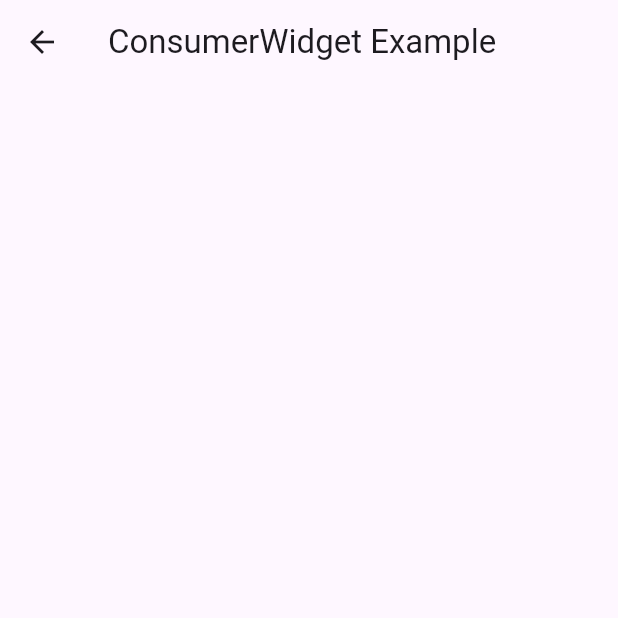
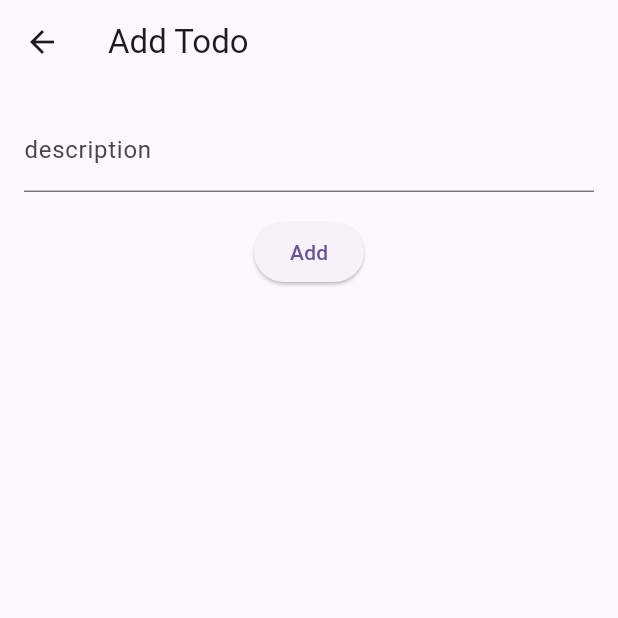
Before and after one commit to Arafatilla/Legacy_todo_app, a Flutter app: the AddTodoPage screen opened directly, on a phone screen of 412 x 824 dp, the top half of it. Run offline on Flutter 3.47's test engine with Material 3 defaults, Android fonts, the phone set to English and light mode, and no system bars; our stand-ins replace flutter_riverpod, riverpod_annotation, shared_preferences; accounts and stored records are empty; generated files the repository leaves out were written again.

Commit message:
- Added the add to do UI

```diff
--- a/lib/pages/add_todo_page.dart
+++ b/lib/pages/add_todo_page.dart
@@ -1,16 +1,74 @@
 // 3. Extend ConsumerWidget instead of StatelessWidget
 import 'package:flutter/material.dart';
-import 'package:flutter/widgets.dart';
 import 'package:flutter_riverpod/flutter_riverpod.dart';
 
-class AddTodoPage extends ConsumerWidget {
+import '../providers/todo_list_provider.dart';
+import '../providers/todo_list_state.dart';
+
+class AddTodoPage extends ConsumerStatefulWidget {
   const AddTodoPage({super.key});
 
   @override
-  Widget build(BuildContext context, WidgetRef ref) {
+  ConsumerState<AddTodoPage> createState() => _AddTodoPageState();
+}
+
+class _AddTodoPageState extends ConsumerState<AddTodoPage> {
+  final _controller = TextEditingController();
+  @override
+  void dispose() {
+    _controller.dispose();
+    super.dispose();
+  }
+
+  @override
+  Widget build(BuildContext context) {
+    ref.listen<AsyncValue<TodoListState>>(todoListProvider, (previous, next) {
+      next.whenData((state) {
+        switch (state.status) {
+          case TodoListStatus.added:
+            ScaffoldMessenger.of(context)
+                .showSnackBar(const SnackBar(content: Text("Todo added")));
+            Navigator.pop(context); // in order to return to the homePage
+          case TodoListStatus.addFailure:
+            ScaffoldMessenger.of(context).showSnackBar(
+              SnackBar(
+                content: Text('Error : ${next.value!.transientFailure}'),
+              ),
+            );
+            ref.read(todoListProvider.notifier).clearTransientFailure(); // this to prevent the snack bar from being displeid multiple times
+          case _:
+        }
+      });
+    });
+    final addState = ref.watch(todoListProvider);
     return Scaffold(
-      appBar: AppBar(title: const Text('ConsumerWidget Example')),
-      body: Center(),
+      appBar: AppBar(title: const Text('Add Todo')),
+      body: Padding(
+        padding: const EdgeInsets.all(16),
+        child: Column(
+          children: [
+            TextField(
+              controller: _controller,
+              decoration: const InputDecoration(labelText: "description"),
+              enabled: addState.value?.status != TodoListStatus.adding,
+            ),
+            const SizedBox(height: 16),
+            switch (addState.value?.status) {
+              TodoListStatus.adding => const CircularProgressIndicator(),
+              _ => ElevatedButton(
+                onPressed: () {
+                  if (_controller.text.trim().isNotEmpty) {
+                    ref
+                        .read(todoListProvider.notifier)
+                        .addTodo(_controller.text);
+                  }
+                },
+                child: const Text("Add"),
+              ),
+            },
+          ],
+        ),
+      ),
     );
   }
 }
```
Also changed, not shown: image.png (deleted).
